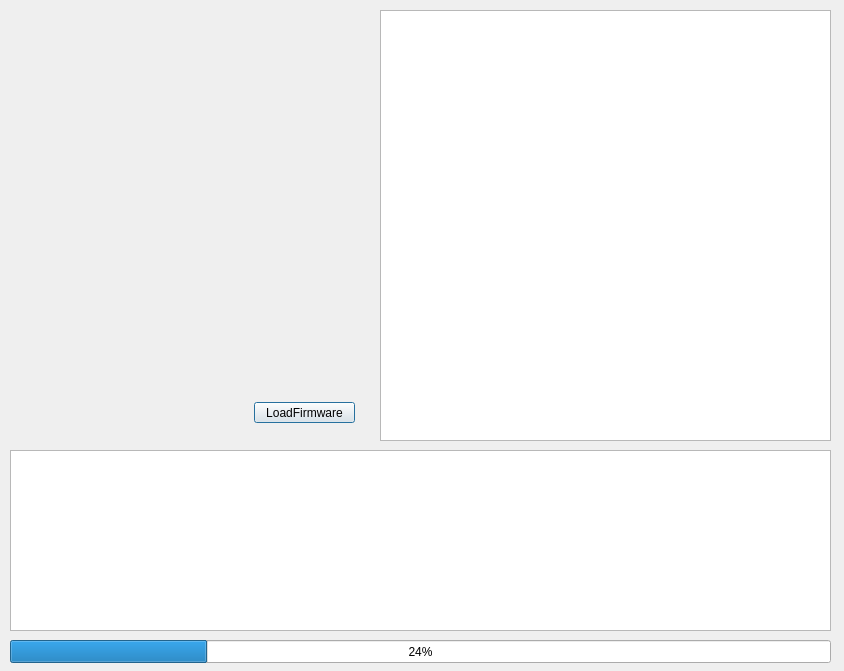
Qt form OpenCR_FW_Downloader/OpenCR_FW_Downloader/dialog.ui (2thetop/OpenCR) before a commit.
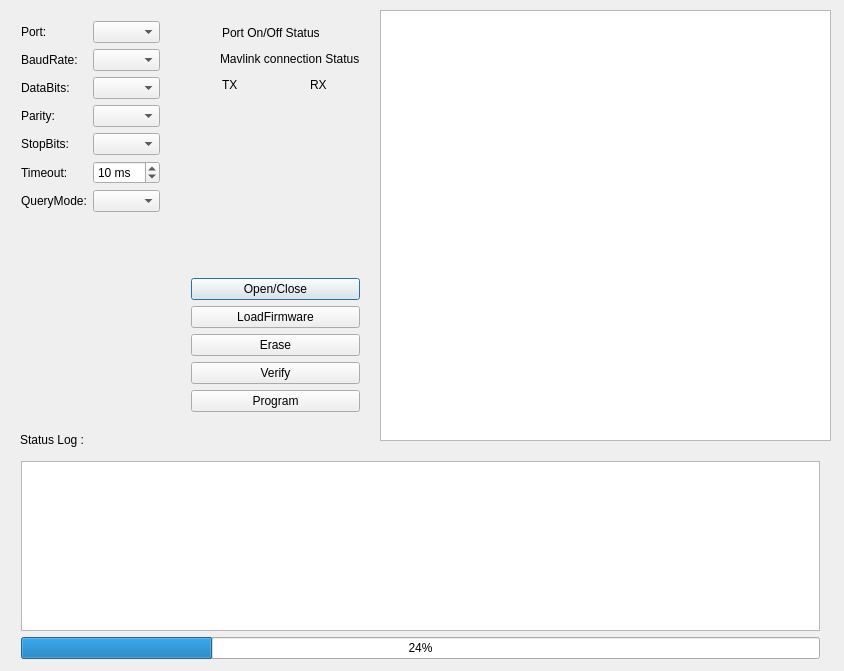
The same form after that commit. Custom widgets are drawn as their Qt base class.

Patch:
```diff
--- a/OpenCR_FW_Downloader/OpenCR_FW_Downloader/dialog.ui
+++ b/OpenCR_FW_Downloader/OpenCR_FW_Downloader/dialog.ui
@@ -23,44 +23,363 @@
     </rect>
    </property>
   </widget>
-  <widget class="QProgressBar" name="progressBar_Status">
+  <widget class="QWidget" name="layoutWidget">
    <property name="geometry">
     <rect>
      <x>10</x>
-     <y>640</y>
-     <width>821</width>
-     <height>23</height>
+     <y>10</y>
+     <width>161</width>
+     <height>411</height>
     </rect>
    </property>
-   <property name="value">
-    <number>24</number>
-   </property>
+   <layout class="QVBoxLayout" name="verticalLayout_2">
+    <item>
+     <layout class="QFormLayout" name="formLayout">
+      <item row="0" column="0">
+       <widget class="QLabel" name="label">
+        <property name="text">
+         <string>Port:</string>
+        </property>
+       </widget>
+      </item>
+      <item row="0" column="1">
+       <widget class="QComboBox" name="portBox"/>
+      </item>
+      <item row="1" column="0">
+       <widget class="QLabel" name="label_2">
+        <property name="text">
+         <string>BaudRate:</string>
+        </property>
+       </widget>
+      </item>
+      <item row="1" column="1">
+       <widget class="QComboBox" name="baudRateBox"/>
+      </item>
+      <item row="2" column="0">
+       <widget class="QLabel" name="label_3">
+        <property name="text">
+         <string>DataBits:</string>
+        </property>
+       </widget>
+      </item>
+      <item row="2" column="1">
+       <widget class="QComboBox" name="dataBitsBox"/>
+      </item>
+      <item row="3" column="0">
+       <widget class="QLabel" name="label_4">
+        <property name="text">
+         <string>Parity:</string>
+        </property>
+       </widget>
+      </item>
+      <item row="3" column="1">
+       <widget class="QComboBox" name="parityBox"/>
+      </item>
+      <item row="4" column="0">
+       <widget class="QLabel" name="label_5">
+        <property name="text">
+         <string>StopBits:</string>
+        </property>
+       </widget>
+      </item>
+      <item row="4" column="1">
+       <widget class="QComboBox" name="stopBitsBox"/>
+      </item>
+      <item row="5" column="0">
+       <widget class="QLabel" name="label_7">
+        <property name="text">
+         <string>Timeout:</string>
+        </property>
+       </widget>
+      </item>
+      <item row="5" column="1">
+       <widget class="QSpinBox" name="timeoutBox">
+        <property name="suffix">
+         <string> ms</string>
+        </property>
+        <property name="minimum">
+         <number>-1</number>
+        </property>
+        <property name="maximum">
+         <number>10000</number>
+        </property>
+        <property name="singleStep">
+         <number>10</number>
+        </property>
+        <property name="value">
+         <number>10</number>
+        </property>
+       </widget>
+      </item>
+      <item row="6" column="0">
+       <widget class="QLabel" name="label_6">
+        <property name="text">
+         <string>QueryMode:</string>
+        </property>
+       </widget>
+      </item>
+      <item row="6" column="1">
+       <widget class="QComboBox" name="queryModeBox"/>
+      </item>
+     </layout>
+    </item>
+    <item>
+     <spacer name="verticalSpacer">
+      <property name="orientation">
+       <enum>Qt::Vertical</enum>
+      </property>
+      <property name="sizeHint" stdset="0">
+       <size>
+        <width>20</width>
+        <height>40</height>
+       </size>
+      </property>
+     </spacer>
+    </item>
+   </layout>
   </widget>
-  <widget class="QTextEdit" name="textEdit_log">
+  <widget class="QLabel" name="label_12">
    <property name="geometry">
     <rect>
-     <x>10</x>
-     <y>450</y>
-     <width>821</width>
-     <height>181</height>
-    </rect>
-   </property>
-  </widget>
-  <widget class="QPushButton" name="pushButton_LoadFirmware">
-   <property name="geometry">
-    <rect>
-     <x>254</x>
-     <y>402</y>
-     <width>101</width>
-     <height>21</height>
+     <x>20</x>
+     <y>430</y>
+     <width>70</width>
+     <height>20</height>
     </rect>
    </property>
    <property name="text">
-    <string>LoadFirmware</string>
+    <string>Status Log :</string>
    </property>
   </widget>
+  <widget class="QWidget" name="">
+   <property name="geometry">
+    <rect>
+     <x>10</x>
+     <y>450</y>
+     <width>821</width>
+     <height>220</height>
+    </rect>
+   </property>
+   <layout class="QVBoxLayout" name="verticalLayout_4">
+    <item>
+     <widget class="QTextEdit" name="textEdit_Log"/>
+    </item>
+    <item>
+     <widget class="QProgressBar" name="progressBar_Status">
+      <property name="value">
+       <number>24</number>
+      </property>
+     </widget>
+    </item>
+   </layout>
+  </widget>
+  <widget class="QWidget" name="">
+   <property name="geometry">
+    <rect>
+     <x>180</x>
+     <y>12</y>
+     <width>191</width>
+     <height>411</height>
+    </rect>
+   </property>
+   <layout class="QVBoxLayout" name="verticalLayout_5">
+    <item>
+     <layout class="QVBoxLayout" name="verticalLayout">
+      <item>
+       <layout class="QHBoxLayout" name="horizontalLayout">
+        <item>
+         <widget class="HLed" name="led_SerialOnOff" native="true">
+          <property name="sizePolicy">
+           <sizepolicy hsizetype="Fixed" vsizetype="Fixed">
+            <horstretch>0</horstretch>
+            <verstretch>0</verstretch>
+           </sizepolicy>
+          </property>
+          <property name="minimumSize">
+           <size>
+            <width>20</width>
+            <height>20</height>
+           </size>
+          </property>
+          <property name="maximumSize">
+           <size>
+            <width>25</width>
+            <height>25</height>
+           </size>
+          </property>
+          <zorder>label_8</zorder>
+         </widget>
+        </item>
+        <item>
+         <widget class="QLabel" name="label_8">
+          <property name="text">
+           <string>Port On/Off Status</string>
+          </property>
+         </widget>
+        </item>
+       </layout>
+      </item>
+      <item>
+       <layout class="QHBoxLayout" name="horizontalLayout_2">
+        <item>
+         <widget class="HLed" name="led_MavlinkStatus" native="true">
+          <property name="sizePolicy">
+           <sizepolicy hsizetype="Fixed" vsizetype="Fixed">
+            <horstretch>0</horstretch>
+            <verstretch>0</verstretch>
+           </sizepolicy>
+          </property>
+          <property name="minimumSize">
+           <size>
+            <width>20</width>
+            <height>20</height>
+           </size>
+          </property>
+          <property name="maximumSize">
+           <size>
+            <width>25</width>
+            <height>25</height>
+           </size>
+          </property>
+         </widget>
+        </item>
+        <item>
+         <widget class="QLabel" name="label_9">
+          <property name="text">
+           <string>Mavlink connection Status</string>
+          </property>
+         </widget>
+        </item>
+       </layout>
+      </item>
+      <item>
+       <layout class="QHBoxLayout" name="horizontalLayout_3">
+        <item>
+         <widget class="HLed" name="led_Tx" native="true">
+          <property name="sizePolicy">
+           <sizepolicy hsizetype="Fixed" vsizetype="Fixed">
+            <horstretch>0</horstretch>
+            <verstretch>0</verstretch>
+           </sizepolicy>
+          </property>
+          <property name="minimumSize">
+           <size>
+            <width>20</width>
+            <height>20</height>
+           </size>
+          </property>
+          <property name="maximumSize">
+           <size>
+            <width>25</width>
+            <height>25</height>
+           </size>
+          </property>
+         </widget>
+        </item>
+        <item>
+         <widget class="QLabel" name="label_11">
+          <property name="text">
+           <string>TX</string>
+          </property>
+         </widget>
+        </item>
+        <item>
+         <widget class="HLed" name="led_Rx" native="true">
+          <property name="sizePolicy">
+           <sizepolicy hsizetype="Fixed" vsizetype="Fixed">
+            <horstretch>0</horstretch>
+            <verstretch>0</verstretch>
+           </sizepolicy>
+          </property>
+          <property name="minimumSize">
+           <size>
+            <width>20</width>
+            <height>20</height>
+           </size>
+          </property>
+          <property name="maximumSize">
+           <size>
+            <width>25</width>
+            <height>25</height>
+           </size>
+          </property>
+         </widget>
+        </item>
+        <item>
+         <widget class="QLabel" name="label_10">
+          <property name="text">
+           <string>RX</string>
+          </property>
+         </widget>
+        </item>
+       </layout>
+      </item>
+     </layout>
+    </item>
+    <item>
+     <spacer name="verticalSpacer_2">
+      <property name="orientation">
+       <enum>Qt::Vertical</enum>
+      </property>
+      <property name="sizeHint" stdset="0">
+       <size>
+        <width>20</width>
+        <height>148</height>
+       </size>
+      </property>
+     </spacer>
+    </item>
+    <item>
+     <layout class="QVBoxLayout" name="verticalLayout_3">
+      <item>
+       <widget class="QPushButton" name="openCloseButton">
+        <property name="text">
+         <string>Open/Close</string>
+        </property>
+       </widget>
+      </item>
+      <item>
+       <widget class="QPushButton" name="pushButton_LoadFirmware">
+        <property name="text">
+         <string>LoadFirmware</string>
+        </property>
+       </widget>
+      </item>
+      <item>
+       <widget class="QPushButton" name="sendButton_3">
+        <property name="text">
+         <string>Erase</string>
+        </property>
+       </widget>
+      </item>
+      <item>
+       <widget class="QPushButton" name="sendButton_2">
+        <property name="text">
+         <string>Verify</string>
+        </property>
+       </widget>
+      </item>
+      <item>
+       <widget class="QPushButton" name="sendButton">
+        <property name="text">
+         <string>Program</string>
+        </property>
+       </widget>
+      </item>
+     </layout>
+    </item>
+   </layout>
+  </widget>
  </widget>
  <layoutdefault spacing="6" margin="11"/>
+ <customwidgets>
+  <customwidget>
+   <class>HLed</class>
+   <extends>QWidget</extends>
+   <header>hled.h</header>
+   <container>1</container>
+  </customwidget>
+ </customwidgets>
  <resources/>
  <connections/>
 </ui>
```
